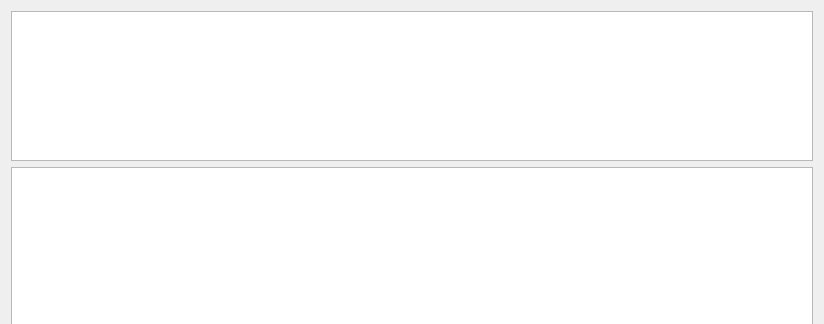
Qt form OTP_Guide_Auto_Create/Qt_Excel.ui (OliverZhangMin/OTP_Guide) before a commit; both pictures show x 0 to 824 and y 0 to 324 of the 824 by 932 pixel window.
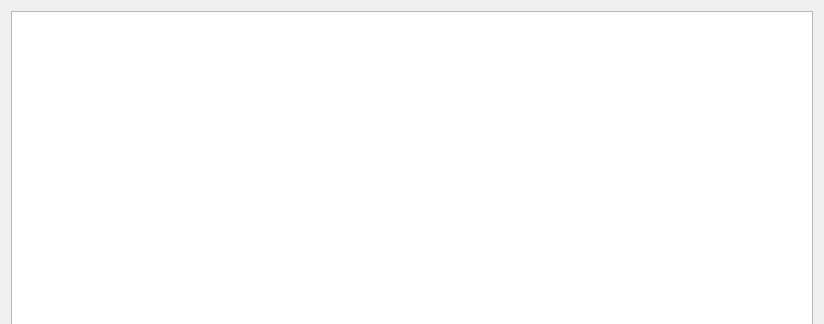
The same form after that commit.

Patch:
```diff
--- a/OTP_Guide_Auto_Create/Qt_Excel.ui
+++ b/OTP_Guide_Auto_Create/Qt_Excel.ui
@@ -17,16 +17,6 @@
    <string>Qt_Excel</string>
   </property>
   <layout class="QVBoxLayout" name="verticalLayout">
-   <item>
-    <widget class="QTextEdit" name="m_textEdit">
-     <property name="maximumSize">
-      <size>
-       <width>16777215</width>
-       <height>150</height>
-      </size>
-     </property>
-    </widget>
-   </item>
    <item>
     <widget class="QTableWidget" name="m_tableWidget">
      <property name="sizePolicy">
```
Left out of the diff: 33 changed lines with no effect on the pictures.
